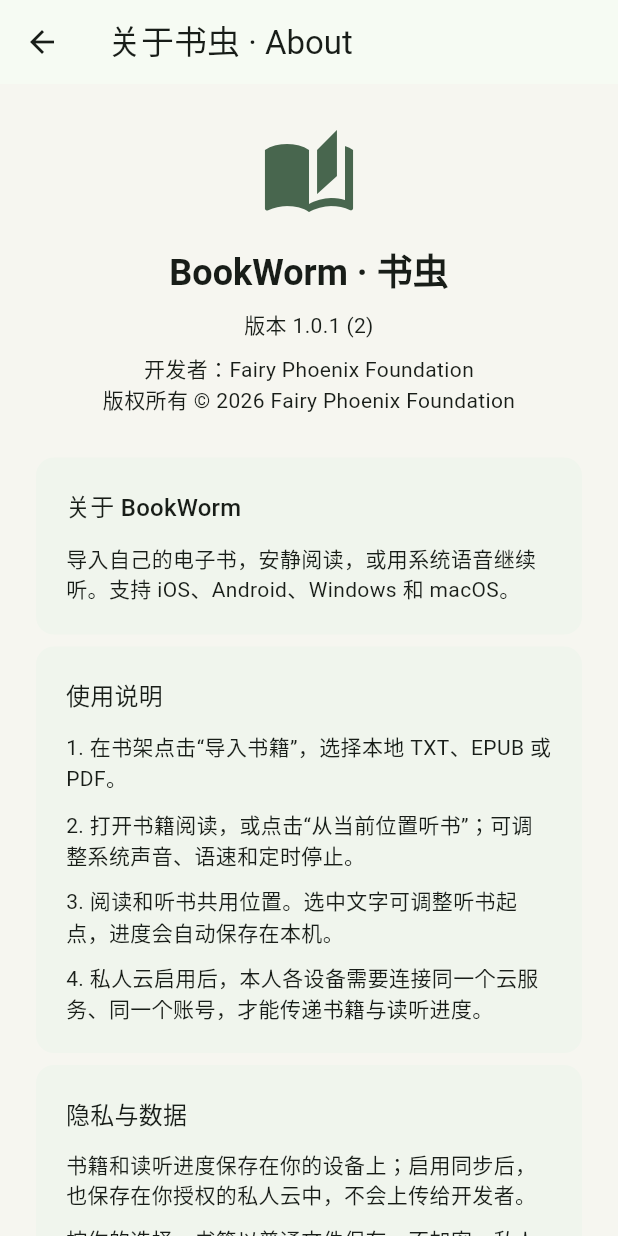
After one commit to MikeChongZhou/BookWorm, a Flutter app: the screen it shows after launch, after a tap on the "info outline" icon, on a phone screen of 412 x 824 dp. The commit adds this screen. Run offline on Flutter 3.47's test engine with Material 3 defaults, Android fonts, the phone set to English and light mode, and no system bars; our stand-ins replace file_picker, flutter_secure_storage, flutter_tts, google_sign_in, package_info_plus, shared_preferences; missing offline and left inert: flutter_web_auth_2, pdfrx.

Commit message:
Add STG-style About and clarify unavailable private cloud sign-in
Read runtime version, credit Fairy Phoenix Foundation, add usage/privacy and bundled licenses with clickable links, connect macOS About menu, and replace unconfigured cloud login buttons with an explicit explanation. Version 1.0.1 (2); 16 tests pass. Live cloud authorization remains unconfigured.

```diff
--- a/lib/main.dart
+++ b/lib/main.dart
@@ -2,6 +2,7 @@ import 'dart:async';
 import 'dart:math';
 
 import 'package:flutter/material.dart';
+import 'package:flutter/services.dart';
 import 'package:file_picker/file_picker.dart';
 import 'package:shared_preferences/shared_preferences.dart';
 
@@ -13,6 +14,7 @@ import 'cloud/drive_providers.dart';
 import 'cloud/icloud_provider.dart';
 import 'cloud/library_sync.dart';
 import 'screens/reader_screen.dart';
+import 'screens/about_screen.dart';
 
 void main() {
   WidgetsFlutterBinding.ensureInitialized();
@@ -45,6 +47,27 @@ class LibraryScreen extends StatefulWidget {
 
 class _LibraryScreenState extends State<LibraryScreen>
     with WidgetsBindingObserver {
+  static const appMenu = MethodChannel('bookworm/app_menu');
+  bool aboutOpen = false;
+  Future<void> openAbout() async {
+    if (!mounted || aboutOpen) return;
+    aboutOpen = true;
+    try {
+      await Navigator.of(context).push(
+        MaterialPageRoute<void>(
+          builder: (_) => AboutScreen(
+            enabledClouds: providers
+                .where((p) => p.configured)
+                .map((p) => p.name)
+                .toList(),
+          ),
+        ),
+      );
+    } finally {
+      aboutOpen = false;
+    }
+  }
+
   LocalLibrary? store;
   List<LocalBook> books = [];
   String? error;
@@ -65,6 +88,9 @@ class _LibraryScreenState extends State<LibraryScreen>
   void initState() {
     super.initState();
     WidgetsBinding.instance.addObserver(this);
+    appMenu.setMethodCallHandler((call) async {
+      if (call.method == 'showAbout') unawaited(openAbout());
+    });
     unawaited(load());
     autoSync = Timer.periodic(const Duration(minutes: 1), (_) {
       if (active != null && !reading && !busy) unawaited(sync());
@@ -73,6 +99,7 @@ class _LibraryScreenState extends State<LibraryScreen>
 
   @override
   void dispose() {
+    appMenu.setMethodCallHandler(null);
     autoSync?.cancel();
     WidgetsBinding.instance.removeObserver(this);
     super.dispose();
@@ -272,7 +299,7 @@ class _LibraryScreenState extends State<LibraryScreen>
   Future<void> connect(CloudProvider cloud) async {
     if (busy) return;
     if (!cloud.configured) {
-      toast('当前安装包尚未启用 ${cloud.name} 登录，需要完成云应用配置');
+      await showCloudUnavailable(context, cloud.name);
       return;
     }
     setState(() {
@@ -334,6 +361,15 @@ class _LibraryScreenState extends State<LibraryScreen>
       const SizedBox(height: 12),
       const Text('只在本人各设备之间传递书籍与读听位置。书籍按普通文件保存，不经过书虫服务器。'),
       const SizedBox(height: 24),
+      if (providers.every((p) => !p.configured)) ...[
+        const Card(
+          child: Padding(
+            padding: EdgeInsets.all(16),
+            child: Text('当前测试版尚未启用三家私人云的账号登录。你可以继续使用本地读听；云同步将在完成接入并更新安装包后启用。'),
+          ),
+        ),
+        const SizedBox(height: 12),
+      ],
       ...providers.map(
         (cloud) => Card(
           elevation: 0,
@@ -350,11 +386,16 @@ class _LibraryScreenState extends State<LibraryScreen>
                   ? '当前同步来源'
                   : cloud.configured
                   ? '可以连接'
-                  : '当前构建未配置登录',
+                  : '本版本尚未启用登录',
             ),
-            trailing: OutlinedButton(
+            trailing: cloud.configured
+                ? OutlinedButton(
                     onPressed: busy ? null : () => connect(cloud),
                     child: Text(active == cloud ? '重新授权' : '连接'),
+                  )
+                : TextButton(
+                    onPressed: () => showCloudUnavailable(context, cloud.name),
+                    child: const Text('查看说明'),
                   ),
           ),
         ),
@@ -460,12 +501,26 @@ class _LibraryScreenState extends State<LibraryScreen>
                           ),
                         ],
                         const Spacer(),
+                        IconButton(
+                          tooltip: '关于书虫',
+                          onPressed: openAbout,
+                          icon: const Icon(Icons.info_outline),
+                        ),
                         if (active != null)
                           IconButton(
                             onPressed: busy ? null : sync,
                             tooltip: '同步私人云',
                             icon: const Icon(Icons.sync),
                           ),
+                        if (MediaQuery.sizeOf(context).width < 480)
+                          IconButton.filled(
+                            tooltip: '导入书籍',
+                            onPressed: busy || loading || store == null
+                                ? null
+                                : importBook,
+                            icon: const Icon(Icons.add),
+                          )
+                        else
                           FilledButton.icon(
                             onPressed: busy || loading || store == null
                                 ? null
--- /dev/null
+++ b/lib/screens/about_screen.dart
@@ -0,0 +1,235 @@
+import 'dart:io';
+
+import 'package:flutter/material.dart';
+import 'package:flutter/services.dart';
+import 'package:package_info_plus/package_info_plus.dart';
+import 'package:url_launcher/url_launcher.dart';
+
+/// App-specific copy; upstream notices remain available in Flutter's license registry.
+const bookwormPublisher = String.fromEnvironment(
+  'BOOKWORM_PUBLISHER',
+  defaultValue: 'Fairy Phoenix Foundation',
+);
+
+class AboutScreen extends StatefulWidget {
+  final List<String> enabledClouds;
+  const AboutScreen({super.key, this.enabledClouds = const []});
+
+  @override
+  State<AboutScreen> createState() => _AboutScreenState();
+}
+
+class _AboutScreenState extends State<AboutScreen> {
+  PackageInfo? info;
+  bool versionFailed = false;
+
+  @override
+  void initState() {
+    super.initState();
+    loadVersion();
+  }
+
+  Future<void> loadVersion() async {
+    try {
+      final value = await PackageInfo.fromPlatform();
+      if (mounted) setState(() => info = value);
+    } catch (_) {
+      if (mounted) setState(() => versionFailed = true);
+    }
+  }
+
+  String get versionLabel => info == null
+      ? (versionFailed ? '版本信息暂不可用' : '正在读取版本…')
+      : '版本 ${info!.version} (${info!.buildNumber})';
+
+  Future<void> openLink(String address) async {
+    try {
+      if (await launchUrl(
+        Uri.parse(address),
+        mode: LaunchMode.externalApplication,
+      )) {
+        return;
+      }
+    } catch (_) {
+      // Preserve a useful fallback on devices without an external URL handler.
+    }
+    if (!mounted) return;
+    await showDialog<void>(
+      context: context,
+      builder: (c) => AlertDialog(
+        title: const Text('无法打开链接'),
+        content: SelectableText(address),
+        actions: [
+          TextButton(
+            onPressed: () async {
+              await Clipboard.setData(ClipboardData(text: address));
+              if (c.mounted) Navigator.pop(c);
+            },
+            child: const Text('复制链接'),
+          ),
+          TextButton(
+            onPressed: () => Navigator.pop(c),
+            child: const Text('关闭'),
+          ),
+        ],
+      ),
+    );
+  }
+
+  Widget section(String title, List<Widget> children) => Card(
+    elevation: 0,
+    child: Padding(
+      padding: const EdgeInsets.all(20),
+      child: Column(
+        crossAxisAlignment: CrossAxisAlignment.start,
+        children: [
+          Text(title, style: Theme.of(context).textTheme.titleMedium),
+          const SizedBox(height: 12),
+          ...children,
+        ],
+      ),
+    ),
+  );
+
+  Widget link(String label, String url) => ListTile(
+    contentPadding: EdgeInsets.zero,
+    title: Text(label),
+    trailing: const Icon(Icons.open_in_new, size: 18),
+    onTap: () => openLink(url),
+  );
+
+  @override
+  Widget build(BuildContext context) => Scaffold(
+    appBar: AppBar(title: const Text('关于书虫 · About')),
+    body: Center(
+      child: ConstrainedBox(
+        constraints: const BoxConstraints(maxWidth: 760),
+        child: ListView(
+          padding: const EdgeInsets.all(20),
+          children: [
+            const SizedBox(height: 8),
+            const Icon(Icons.auto_stories, size: 64, color: Color(0xff48664e)),
+            const SizedBox(height: 16),
+            Text(
+              'BookWorm · 书虫',
+              textAlign: TextAlign.center,
+              style: Theme.of(context).textTheme.headlineSmall
+                  ?.copyWith(fontWeight: FontWeight.bold),
+            ),
+            const SizedBox(height: 8),
+            Text(versionLabel, textAlign: TextAlign.center),
+            if (bookwormPublisher.isNotEmpty) ...[
+              const SizedBox(height: 8),
+              Text('开发者：$bookwormPublisher', textAlign: TextAlign.center),
+              Text(
+                '版权所有 © 2026 $bookwormPublisher',
+                textAlign: TextAlign.center,
+              ),
+            ],
+            const SizedBox(height: 24),
+            section('关于 BookWorm', const [
+              Text('导入自己的电子书，安静阅读，或用系统语音继续听。支持 iOS、Android、Windows 和 macOS。'),
+            ]),
+            section('使用说明', const [
+              Text('1. 在书架点击“导入书籍”，选择本地 TXT、EPUB 或 PDF。'),
+              SizedBox(height: 10),
+              Text('2. 打开书籍阅读，或点击“从当前位置听书”；可调整系统声音、语速和定时停止。'),
+              SizedBox(height: 10),
+              Text('3. 阅读和听书共用位置。选中文字可调整听书起点，进度会自动保存在本机。'),
+              SizedBox(height: 10),
+              Text('4. 私人云启用后，本人各设备需要连接同一个云服务、同一个账号，才能传递书籍与读听进度。'),
+            ]),
+            section('隐私与数据', const [
+              Text('书籍和读听进度保存在你的设备上；启用同步后，也保存在你授权的私人云中，不会上传给开发者。'),
+              SizedBox(height: 10),
+              Text('按你的选择，书籍以普通文件保存，不加密。私人云账号授权凭据仍由系统安全存储保护。'),
+              SizedBox(height: 10),
+              Text('导入不会改写原始文件。本机移除不会删除云副本，后续同步可能重新下载。'),
+            ]),
+            section('当前版本说明', [
+              Text(
+                widget.enabledClouds.isEmpty
+                    ? '私人云登录尚未在此安装包中启用。当前可使用本地导入、阅读和听书；这不是云盘账号登录失败。'
+                    : '此安装包已启用 ${widget.enabledClouds.join('、')} 登录入口。实际同步需要完成本人账号授权。',
+              ),
+              const SizedBox(height: 10),
+              const Text(
+                '支持 UTF-8 TXT、EPUB 文字与章节、PDF 原版阅读。EPUB 暂不保留复杂图文排版；无文本层的扫描 PDF 暂不能朗读。',
+              ),
+              const SizedBox(height: 10),
+              const Text('系统语音的音色和可用性取决于设备上的语音资源。后台、锁屏和媒体键仍需逐平台完善验证。'),
+            ]),
+            section('第三方软件声明', [
+              const Text(
+                '使用 Flutter／Dart、PDFium、pdfrx、系统语音及云连接等开源组件。各组件版权与许可证归原作者所有。',
+              ),
+              const SizedBox(height: 8),
+              ListTile(
+                contentPadding: EdgeInsets.zero,
+                title: const Text('查看全部开源许可证'),
+                subtitle: const Text('包含随应用打包的许可原文与版权声明'),
+                trailing: const Icon(Icons.chevron_right),
+                onTap: () => showLicensePage(
+                  context: context,
+                  applicationName: 'BookWorm · 书虫',
+                  applicationVersion: info == null
+                      ? null
+                      : '${info!.version} (${info!.buildNumber})',
+                  applicationLegalese: bookwormPublisher.isEmpty
+                      ? null
+                      : 'Copyright © 2026 $bookwormPublisher.',
+                ),
+              ),
+              link(
+                'Flutter 许可证',
+                'https://github.com/flutter/flutter/blob/master/LICENSE',
+              ),
+              link(
+                'Dart 许可证',
+                'https://github.com/dart-lang/sdk/blob/main/LICENSE',
+              ),
+              link(
+                'PDFium 许可证',
+                'https://pdfium.googlesource.com/pdfium/+/refs/heads/main/LICENSE',
+              ),
+              link(
+                'pdfrx 许可证',
+                'https://github.com/espresso3389/pdfrx/blob/master/LICENSE',
+              ),
+              if (Platform.isMacOS || Platform.isIOS)
+                link('Swift 许可证', 'https://www.swift.org/LICENSE.txt'),
+            ]),
+            section('项目与反馈', [
+              link(
+                'GitHub 项目（私有仓库，需访问权限）',
+                'https://github.com/MikeChongZhou/BookWorm',
+              ),
+              link(
+                '问题反馈（需仓库访问权限）',
+                'https://github.com/MikeChongZhou/BookWorm/issues',
+              ),
+            ]),
+            const SizedBox(height: 20),
+          ],
+        ),
+      ),
+    ),
+  );
+}
+
+Future<void> showCloudUnavailable(BuildContext context, String cloudName) =>
+    showDialog<void>(
+      context: context,
+      builder: (c) => AlertDialog(
+        title: Text('$cloudName 尚未启用'),
+        content: const Text(
+          '此测试版本尚未启用该云服务的登录，无法完成账号授权和同步。\n\n无需更换云盘账号；本地导入、阅读和听书仍可正常使用。启用云服务后，需要更新安装包再连接。',
+        ),
+        actions: [
+          TextButton(
+            onPressed: () => Navigator.pop(c),
+            child: const Text('知道了'),
+          ),
+        ],
+      ),
+    );
--- a/pubspec.yaml
+++ b/pubspec.yaml
@@ -16,7 +16,7 @@ publish_to: 'none' # Remove this line if you wish to publish to pub.dev
 # https://developer.apple.com/library/archive/documentation/General/Reference/InfoPlistKeyReference/Articles/CoreFoundationKeys.html
 # In Windows, build-name is used as the major, minor, and patch parts
 # of the product and file versions while build-number is used as the build suffix.
-version: 1.0.0+1
+version: 1.0.1+2
 
 environment:
   sdk: ^3.13.1
@@ -46,6 +46,8 @@ dependencies:
   crypto: ^3.0.8
   flutter_web_auth_2: ^5.1.0
   google_sign_in: ^7.2.0
+  package_info_plus: ^10.2.2
+  url_launcher: ^6.3.3
 
 dev_dependencies:
   flutter_test:
```
Also changed, not shown: pubspec.lock, 9 other files. Lines whose indentation alone changed are shown as unchanged.
